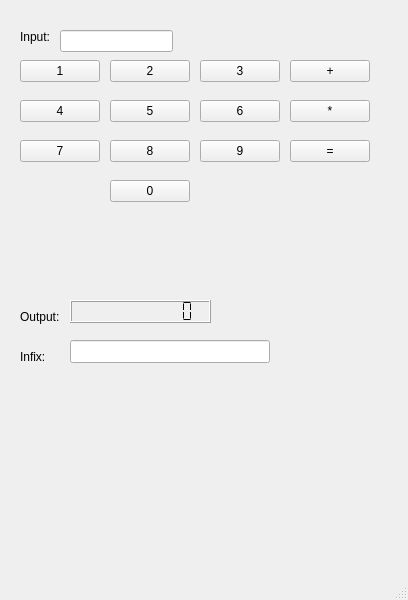
First picture: the form in compiler-starter-project/components/main.ui, repository puskr99/plc-language, before the edit.
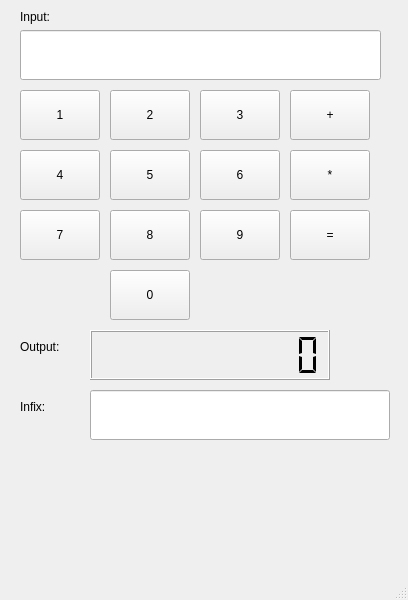
Second picture: the form after the edit.

What changed in the file:
```diff
--- a/compiler-starter-project/components/main.ui
+++ b/compiler-starter-project/components/main.ui
@@ -17,20 +17,25 @@
    <widget class="QLineEdit" name="input_text">
     <property name="geometry">
      <rect>
-      <x>60</x>
+      <x>20</x>
       <y>30</y>
-      <width>113</width>
-      <height>22</height>
+      <width>361</width>
+      <height>50</height>
      </rect>
     </property>
+    <property name="font">
+     <font>
+      <pointsize>14</pointsize>
+     </font>
+    </property>
    </widget>
    <widget class="QPushButton" name="button_0">
     <property name="geometry">
      <rect>
       <x>110</x>
-      <y>180</y>
+      <y>270</y>
       <width>80</width>
-      <height>22</height>
+      <height>50</height>
      </rect>
     </property>
     <property name="text">
@@ -41,9 +46,9 @@
     <property name="geometry">
      <rect>
       <x>20</x>
-      <y>60</y>
+      <y>90</y>
       <width>80</width>
-      <height>22</height>
+      <height>50</height>
      </rect>
     </property>
     <property name="text">
@@ -54,9 +59,9 @@
     <property name="geometry">
      <rect>
       <x>110</x>
-      <y>60</y>
+      <y>90</y>
       <width>80</width>
-      <height>22</height>
+      <height>50</height>
      </rect>
     </property>
     <property name="text">
@@ -67,9 +72,9 @@
     <property name="geometry">
      <rect>
       <x>200</x>
-      <y>60</y>
+      <y>90</y>
       <width>80</width>
-      <height>22</height>
+      <height>50</height>
      </rect>
     </property>
     <property name="text">
@@ -80,9 +85,9 @@
     <property name="geometry">
      <rect>
       <x>20</x>
-      <y>100</y>
+      <y>150</y>
       <width>80</width>
-      <height>22</height>
+      <height>50</height>
      </rect>
     </property>
     <property name="text">
@@ -93,9 +98,9 @@
     <property name="geometry">
      <rect>
       <x>110</x>
-      <y>100</y>
+      <y>150</y>
       <width>80</width>
-      <height>22</height>
+      <height>50</height>
      </rect>
     </property>
     <property name="text">
@@ -106,9 +111,9 @@
     <property name="geometry">
      <rect>
       <x>200</x>
-      <y>100</y>
+      <y>150</y>
       <width>80</width>
-      <height>22</height>
+      <height>50</height>
      </rect>
     </property>
     <property name="text">
@@ -119,9 +124,9 @@
     <property name="geometry">
      <rect>
       <x>20</x>
-      <y>140</y>
+      <y>210</y>
       <width>80</width>
-      <height>22</height>
+      <height>50</height>
      </rect>
     </property>
     <property name="text">
@@ -132,9 +137,9 @@
     <property name="geometry">
      <rect>
       <x>110</x>
-      <y>140</y>
+      <y>210</y>
       <width>80</width>
-      <height>22</height>
+      <height>50</height>
      </rect>
     </property>
     <property name="text">
@@ -145,9 +150,9 @@
     <property name="geometry">
      <rect>
       <x>200</x>
-      <y>140</y>
+      <y>210</y>
       <width>80</width>
-      <height>22</height>
+      <height>50</height>
      </rect>
     </property>
     <property name="text">
@@ -158,9 +163,9 @@
     <property name="geometry">
      <rect>
       <x>290</x>
-      <y>60</y>
+      <y>90</y>
       <width>80</width>
-      <height>22</height>
+      <height>50</height>
      </rect>
     </property>
     <property name="text">
@@ -171,20 +176,33 @@
     <property name="geometry">
      <rect>
       <x>290</x>
-      <y>100</y>
+      <y>150</y>
       <width>80</width>
-      <height>22</height>
+      <height>50</height>
      </rect>
     </property>
     <property name="text">
      <string>*</string>
     </property>
    </widget>
+   <widget class="QPushButton" name="button_equal">
+    <property name="geometry">
+     <rect>
+      <x>290</x>
+      <y>210</y>
+      <width>80</width>
+      <height>50</height>
+     </rect>
+    </property>
+    <property name="text">
+     <string>=</string>
+    </property>
+   </widget>
    <widget class="QLabel" name="input_label">
     <property name="geometry">
      <rect>
       <x>20</x>
-      <y>30</y>
+      <y>10</y>
       <width>57</width>
       <height>14</height>
      </rect>
@@ -197,7 +215,7 @@
     <property name="geometry">
      <rect>
       <x>20</x>
-      <y>310</y>
+      <y>340</y>
       <width>57</width>
       <height>14</height>
      </rect>
@@ -209,10 +227,10 @@
    <widget class="QLCDNumber" name="output_lcd">
     <property name="geometry">
      <rect>
-      <x>70</x>
-      <y>300</y>
-      <width>141</width>
-      <height>23</height>
+      <x>90</x>
+      <y>330</y>
+      <width>240</width>
+      <height>50</height>
      </rect>
     </property>
     <property name="smallDecimalPoint">
@@ -236,7 +254,7 @@
     <property name="geometry">
      <rect>
       <x>20</x>
-      <y>350</y>
+      <y>400</y>
       <width>57</width>
       <height>14</height>
      </rect>
@@ -248,39 +266,16 @@
    <widget class="QLineEdit" name="output_infix">
     <property name="geometry">
      <rect>
-      <x>70</x>
-      <y>340</y>
-      <width>200</width>
-      <height>23</height>
+      <x>90</x>
+      <y>390</y>
+      <width>300</width>
+      <height>50</height>
      </rect>
     </property>
-    <!-- <property name="smallDecimalPoint">
-     <bool>true</bool>
-    </property> -->
-    <!-- <property name="digitCount">
-     <number>9</number>
-    </property>
-    <property name="segmentStyle">
-     <enum>QLCDNumber::Flat</enum>
-    </property>
-    <property name="value" stdset="0">
-     <double>0.000000000000000</double>
-    </property>
-    <property name="intValue" stdset="0">
-     <number>0</number>
-    </property> -->
-   </widget>
-   <widget class="QPushButton" name="button_equal">
-    <property name="geometry">
-     <rect>
-      <x>290</x>
-      <y>140</y>
-      <width>80</width>
-      <height>22</height>
-     </rect>
-    </property>
-    <property name="text">
-     <string>=</string>
+    <property name="font">
+     <font>
+      <pointsize>14</pointsize>
+     </font>
     </property>
    </widget>
   </widget>
```
Left out of the diff: 8 changed lines with no effect on the pictures.
